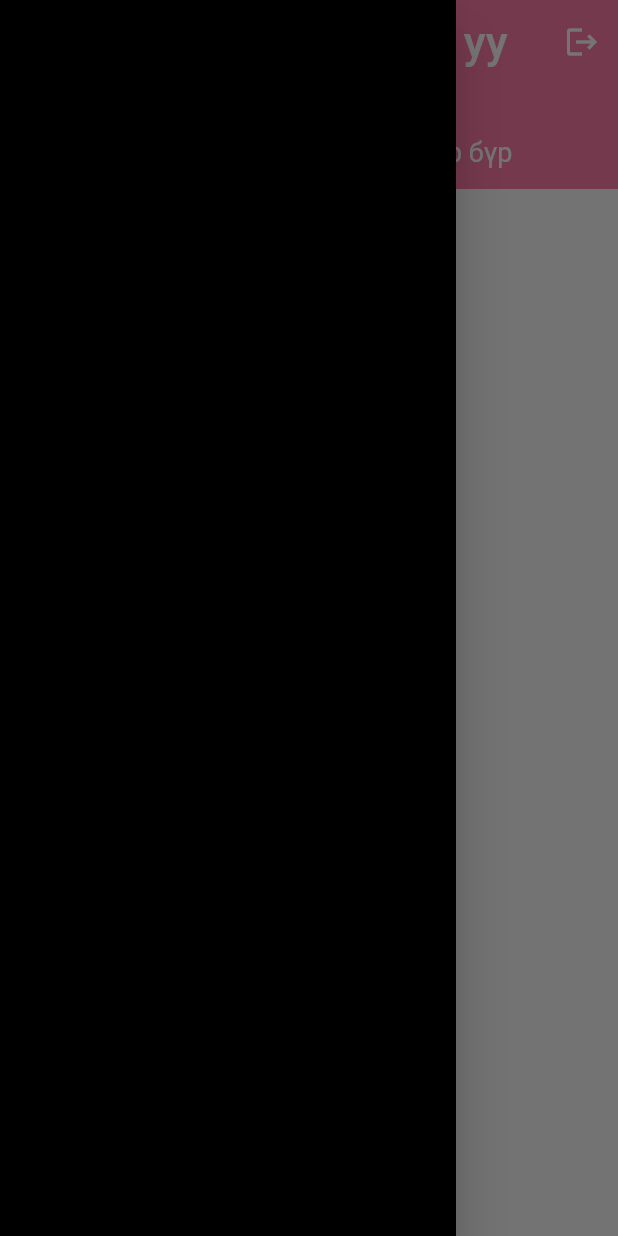
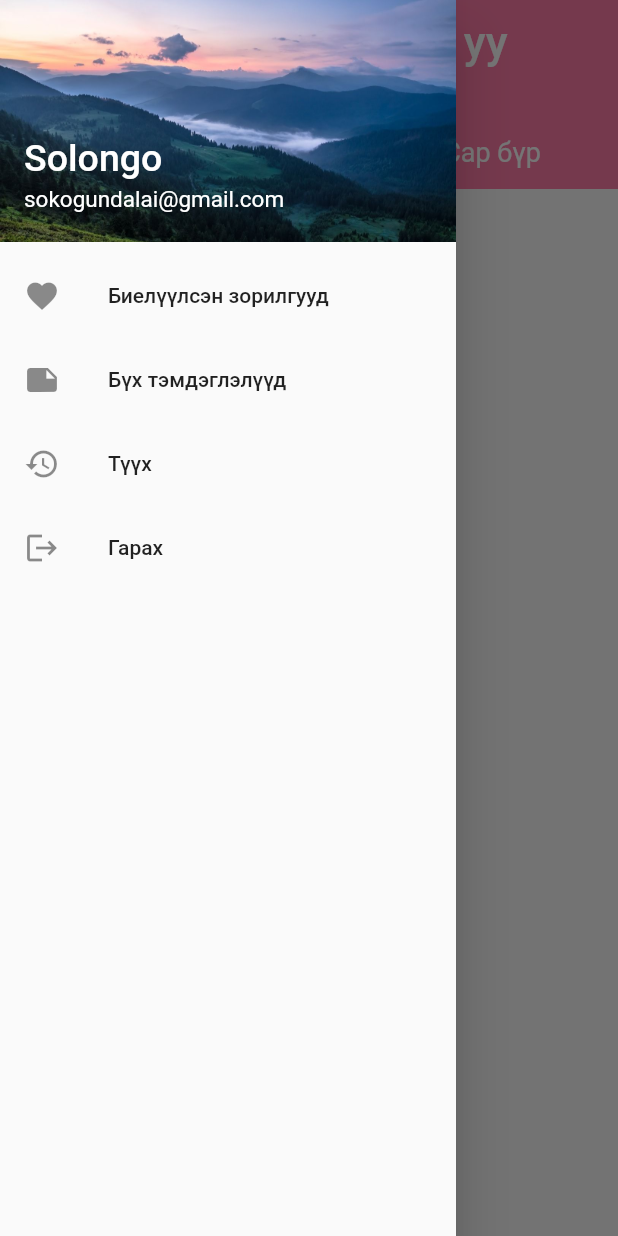
Before and after one commit to Slnngg/diplom, a Flutter app: the screen it shows after launch, with the side drawer open, on a phone screen of 412 x 824 dp. Run offline on Flutter 3.47's test engine with Material 2 defaults, Android fonts, the phone set to English and light mode, and no system bars; our stand-ins replace cloud_firestore, firebase_auth, firebase_core, flutter_slidable, flutter_svg, sqflite and 1 more; accounts and stored records are empty; Roboto replaces fonts that are missing (avenir).

Commit message:
tsegtselhiin omnoh

```diff
--- a/lib/screens/Components/HomePage.dart
+++ b/lib/screens/Components/HomePage.dart
@@ -1,4 +1,3 @@
-import 'package:first_app/screens/Components/body.dart';
 import 'package:first_app/utils/db.dart';
 import 'package:flutter/material.dart';
 import 'package:table_calendar/table_calendar.dart';
@@ -31,7 +30,6 @@ class _homePageState extends State<homePage> {
   DateTime focusedDay = DateTime.now();
   String taskPop = "close";
   CalendarFormat format = CalendarFormat.month;
-  //String taskPop  = "close";
   @override
   void initState() {
     print(today.toString());
@@ -53,40 +51,30 @@ class _homePageState extends State<homePage> {
     "NOV",
     "DEC"
   ];
-  // late CalendarController ctrlr = new CalendarController();
   @override
   Widget build(BuildContext context) {
+    var screen = MediaQuery.of(context).size;
     var drawer;
     final GlobalKey<ScaffoldState> _drawerscaffoldkey =
         new GlobalKey<ScaffoldState>();
     return Scaffold(
-        key: _drawerscaffoldkey, //set gobal key defined above
+        key: _drawerscaffoldkey,
         drawer: Menu(),
         body: Stack(children: [
           Column(
             crossAxisAlignment: CrossAxisAlignment.start,
             children: [
               AppBar(
-                // leading: IconButton(
-                //   icon: Icon(Icons.menu),
-                //   onPressed: () {
-                //     Navigator.push(context,
-                //         MaterialPageRoute(builder: (context) => Menu()));
-                //   },
-                // ),
                 leading: IconButton(
                   onPressed: () {
-                    //on drawer menu pressed
                     if (_drawerscaffoldkey.currentState!.isDrawerOpen) {
-                      //if drawer is open, then close the drawer
                       Navigator.pop(context);
                     } else {
                       _drawerscaffoldkey.currentState!.openDrawer();
-                      //if drawer is closed then open the drawer.
                     }
                   },
                   icon: Icon(Icons.menu),
-                ), // Set menu icon at le
+                ),
                 backgroundColor: const Color.fromARGB(255, 255, 125, 168),
                 elevation: 0,
                 title: const Text(
@@ -97,17 +85,7 @@ class _homePageState extends State<homePage> {
                     color: Colors.white,
                   ),
                 ),
-                actions: [
-                  IconButton(
-                    onPressed: () {
-                      Navigator.push(context,
-                          MaterialPageRoute(builder: (context) => Body()));
-                    },
-                    icon: const Icon(Icons.logout),
-                  ),
-                ],
               ),
-              //drawer: const NavigationDrawer();
               Container(
                   height: 70,
                   color: const Color.fromARGB(255, 255, 125, 168),
@@ -132,7 +110,7 @@ class _homePageState extends State<homePage> {
                               const SizedBox(height: 10),
                               Container(
                                   height: 4,
-                                  width: 120,
+                                  width: screen.width / 2 - 10,
                                   color: (filterType == "Өнөөдөр")
                                       ? Colors.white
                                       : Colors.transparent),
--- a/lib/screens/Components/Menu.dart
+++ b/lib/screens/Components/Menu.dart
@@ -1,11 +1,61 @@
+import 'package:first_app/screens/Components/body.dart';
 import 'package:flutter/material.dart';
 
 class Menu extends StatelessWidget {
-  final padding = EdgeInsets.symmetric(horizontal: 20);
+  // Size size = MediaQuery.of(context).size;
+  final padding = EdgeInsets.zero;
   @override
   Widget build(BuildContext context) {
     return Drawer(
-      child: Container(color: Colors.black),
+      // child: Container(color: Colors.white),
+      child: ListView(
+        children: [
+          UserAccountsDrawerHeader(
+            accountName: Text(
+              "Solongo",
+              style: TextStyle(
+                color: Colors.white,
+                fontSize: 25,
+              ),
+            ),
+            accountEmail: Text(
+              "sokogundalai@gmail.com",
+              style: TextStyle(
+                color: Colors.white,
+                fontSize: 15,
+              ),
+            ),
+            decoration: BoxDecoration(
+                image: DecorationImage(
+              image: AssetImage("assets/images/mountain.jpg"),
+              fit: BoxFit.cover,
+            )),
+          ),
+          ListTile(
+            leading: Icon(Icons.favorite),
+            title: Text("Биелүүлсэн зорилгууд"),
+            onTap: () => print('Done'),
+          ),
+          ListTile(
+            leading: Icon(Icons.note),
+            title: Text("Бүх тэмдэглэлүүд"),
+            onTap: () => print('Memo'),
+          ),
+          ListTile(
+            leading: Icon(Icons.history),
+            title: Text("Түүх"),
+            onTap: () => print('his'),
+          ),
+          ListTile(
+            leading: Icon(Icons.logout),
+            title: Text("Гарах"),
+            onTap: () {
+              Navigator.push(
+                  context, MaterialPageRoute(builder: (context) => Body()));
+            },
+          ),
+        ],
+      ),
     );
   }
 }
--- a/lib/screens/Components/body.dart
+++ b/lib/screens/Components/body.dart
@@ -1,8 +1,6 @@
 import 'package:first_app/screens/Components/login.dart';
 import 'package:first_app/screens/Components/signup.dart';
-import 'package:first_app/screens/Components/choicePage.dart';
 import 'package:flutter/material.dart';
-import 'package:flutter_svg/flutter_svg.dart';
 
 class Body extends StatelessWidget {
   @override
```
Also changed, not shown: lib/screens/Components/LongTimePage.dart (deleted, +0 -14 lines), lib/screens/Components/choicePage.dart (deleted, +0 -131 lines), lib/screens/Components/testc.dart (deleted, +0 -156 lines), assets/images/mountain.jpg (added), lib/screens/Components/test.dart (deleted).
